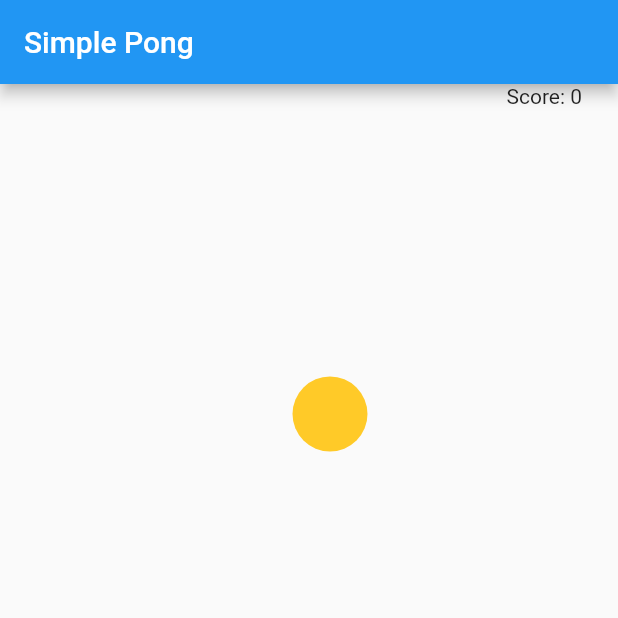
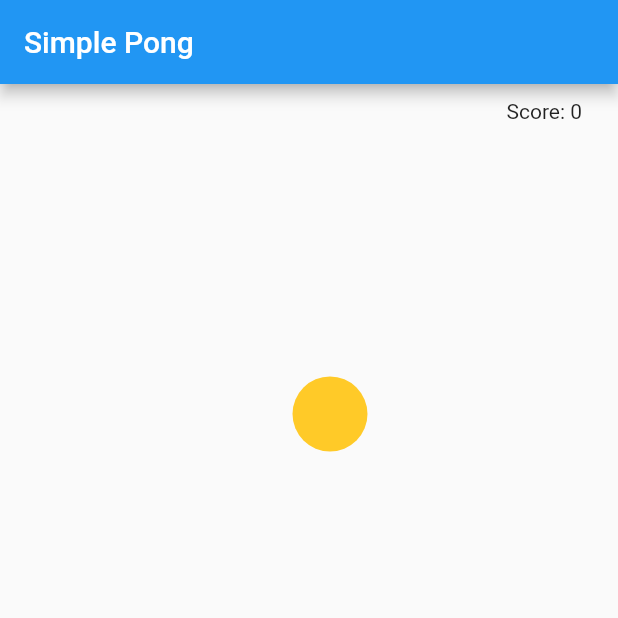
Before and after one commit to ylruiz/simple_pong, a Flutter app: the screen it shows after launch, on a phone screen of 412 x 824 dp, the top half of it. Run offline on Flutter 3.47's test engine with Material 2 defaults, Android fonts, the phone set to English and light mode, and no system bars.

Commit message:
Updating visual behavior

```diff
--- a/lib/pong.dart
+++ b/lib/pong.dart
@@ -63,7 +63,7 @@ class _PongState extends State<Pong> with SingleTickerProviderStateMixin {
           children: <Widget>[
             Positioned(
               child: Text('Score: $score'),
-              top: 0,
+              top: 10,
               right: 24,
             ),
             Positioned(
@@ -96,7 +96,7 @@ class _PongState extends State<Pong> with SingleTickerProviderStateMixin {
       hDir = Direction.left;
       randX = randomNumber();
     }
-    if (posY >= (height - diameter) && vDir == Direction.down) {
+    if (posY >= (height - diameter - batHeight) && vDir == Direction.down) {
       if (posX >= (batPosition - diameter) &&
           posX <= (batPosition + batWidth + diameter)) {
         vDir = Direction.up;
```
